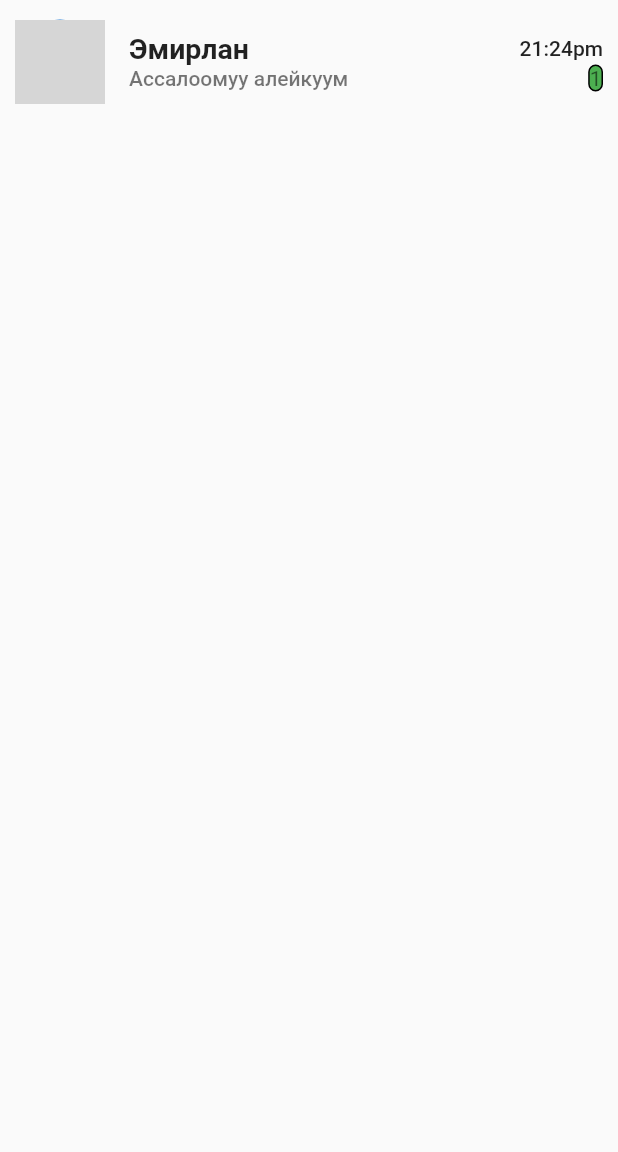
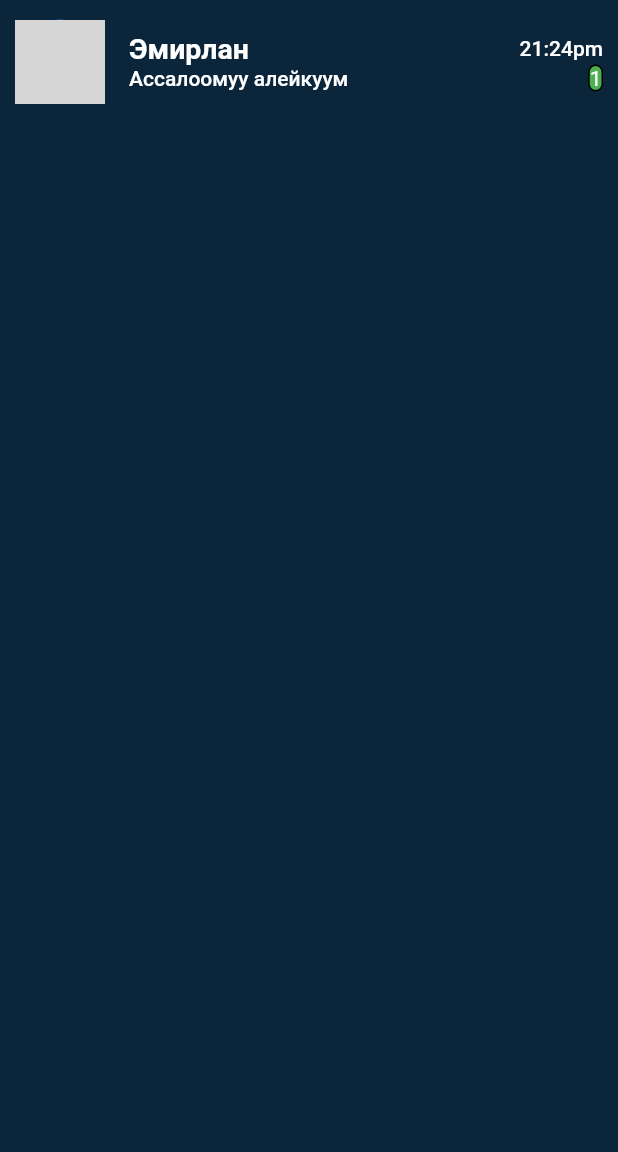
Before and after one commit to gulzigit/counter, a Flutter app: the screen it shows after launch, on a phone screen of 412 x 824 dp, the part 84-1236 px from its top. Run offline on Flutter 3.47's test engine with Material 2 defaults, Android fonts, the phone set to English and light mode, and no system bars; missing offline and left inert: dart:html; grey boxes are pictures that could not be loaded.

```diff
--- a/lib/main.dart
+++ b/lib/main.dart
@@ -1,4 +1,7 @@
+import 'dart:html';
+
 import 'package:flutter/material.dart';
+import 'package:telegram_1/telegram2.dart';
 
 void main() {
   runApp(const MyApp());
@@ -29,6 +32,7 @@ class _MyHomePageState extends State<MyHomePage> {
   @override
   Widget build(BuildContext context) {
     return Scaffold(
+      backgroundColor: Color.fromARGB(255, 11, 37, 58),
       appBar: AppBar(
         elevation: 0.0,
         backgroundColor: Color(0xff55879f),
@@ -62,7 +66,7 @@ class _MyHomePageState extends State<MyHomePage> {
                     children: [
                       CircleAvatar(
                         radius: 30,
-                        backgroundImage: ExactAssetImage('/images/pov2.jpg'),
+                        backgroundImage: ExactAssetImage('/images/popp11.jpeg'),
                       ),
                       SizedBox(
                         height: 20,
@@ -109,7 +113,11 @@ class _MyHomePageState extends State<MyHomePage> {
           ],
         ),
       ),
-      body: InkWell(
+      body: GestureDetector(
+        onTap: (() {
+          Navigator.push(
+              context, MaterialPageRoute(builder: (context) => mainig2()));
+        }),
         child: ListTile(
           contentPadding: EdgeInsets.only(top: 5, left: 10),
           leading: CircleAvatar(
@@ -123,11 +131,17 @@ class _MyHomePageState extends State<MyHomePage> {
               children: [
                 Text(
                   'Эмирлан',
-                  style: TextStyle(fontWeight: FontWeight.bold, fontSize: 19),
+                  style: TextStyle(
+                      fontWeight: FontWeight.bold,
+                      fontSize: 19,
+                      color: Colors.white),
                 ),
                 Text(
                   '21:24pm',
-                  style: TextStyle(fontWeight: FontWeight.w500, fontSize: 14),
+                  style: TextStyle(
+                      fontWeight: FontWeight.w500,
+                      fontSize: 14,
+                      color: Colors.white),
                 )
               ],
             ),
@@ -139,10 +153,11 @@ class _MyHomePageState extends State<MyHomePage> {
               children: [
                 Text(
                   'Ассалоомуу алейкуум',
-                  style: TextStyle(fontWeight: FontWeight.w500),
+                  style: TextStyle(
+                      fontWeight: FontWeight.w500, color: Colors.white),
                 ),
                 Container(
-                  child: Text('1'),
+                  child: Text('1', style: TextStyle(color: Colors.white)),
                   decoration: BoxDecoration(
                       border: Border.all(width: 1),
                       borderRadius: BorderRadius.circular(50),
```
Also changed, not shown: lib/telegram2.dart (added, +121 -0 lines), assets/images/popp11.jpeg (added).
